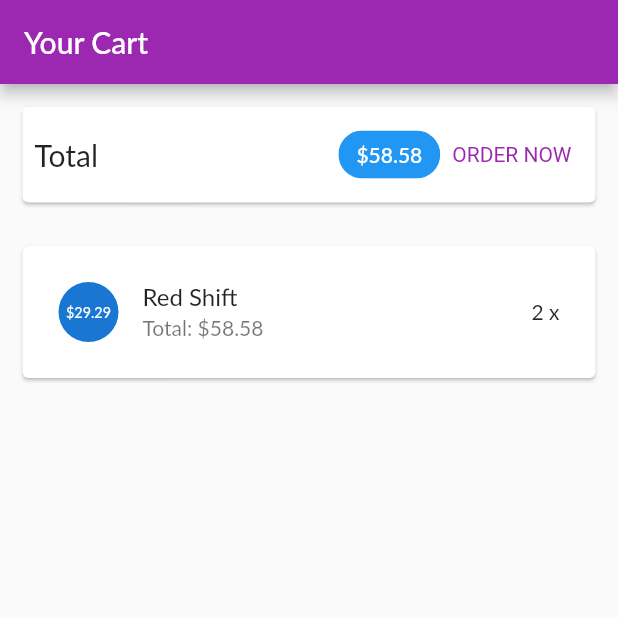
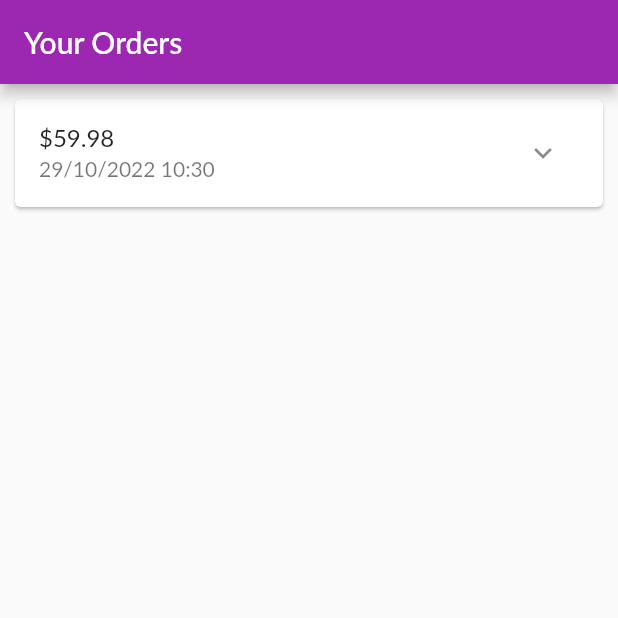
Before and after one commit to thanhluan726/B1910543_CT484, a Flutter app: the screen it shows after launch, on a phone screen of 412 x 824 dp, the top half of it. Run offline on Flutter 3.47's test engine with Material 2 defaults, Android fonts, the phone set to English and light mode, and no system bars; Roboto replaces fonts that are missing (Lato).

Commit message:
xay dung trang cac dat hang

```diff
--- a/myshop/lib/main.dart
+++ b/myshop/lib/main.dart
@@ -4,7 +4,7 @@ import 'ui/products/user_products_screen.dart';
 import 'ui/products/product_detail_screen.dart';
 import 'ui/products/product_overview_screen.dart';
 import 'ui/cart/cart_screen.dart';
-
+import 'ui/orders/orders_screen.dart';
 void main() {
   runApp(const MyApp());
 }
@@ -26,7 +26,7 @@ class MyApp extends StatelessWidget {
         ),
       ),
       home: const SafeArea(
-        child: CartScreen(),
+        child: OrdersScreen(),
       ),
     );
   }
--- /dev/null
+++ b/myshop/lib/models/order_item.dart
@@ -0,0 +1,33 @@
+import 'cart_item.dart';
+
+class OrderItem {
+  final String? id;
+  final double amount;
+  final List<CartItem> products;
+  final DateTime dateTime;
+
+  int get productCount {
+    return products.length;
+  }
+
+  OrderItem({
+    this.id,
+    required this.amount,
+    required this.products,
+    DateTime? dateTime,
+  }) : dateTime = dateTime ?? DateTime.now();
+
+  OrderItem copyWith({
+    String? id,
+    double? amount,
+    List<CartItem>? products,
+    DateTime? dateTime,
+  }) {
+    return OrderItem(
+      id: id ?? this.id,
+      amount: amount ?? this.amount,
+      products: products ?? this.products,
+      dateTime: dateTime ?? this.dateTime,
+    );
+  }
+}
--- /dev/null
+++ b/myshop/lib/ui/orders/order_item_card.dart
@@ -0,0 +1,79 @@
+import 'dart:math';
+
+import 'package:flutter/material.dart';
+import 'package:intl/intl.dart';
+import '../../models/order_item.dart';
+
+class OrderItemCard extends StatefulWidget {
+  final OrderItem order;
+
+  const OrderItemCard(this.order, {super.key});
+
+  @override
+  State<OrderItemCard> createState() => _OrderItemCardState();
+}
+class _OrderItemCardState extends State<OrderItemCard> {
+  var _expanded = false;
+
+  @override
+  Widget build(BuildContext context) {
+    return Card(
+      margin: const EdgeInsets.all(10),
+      child: Column(
+        children: <Widget>[
+          buildOrderSummary(),
+          if (_expanded) buildOrderDetails()
+        ],
+      ),
+    );
+  }
+
+  Widget buildOrderDetails() {
+    return Container(
+      padding: const EdgeInsets.symmetric(horizontal: 15, vertical: 4),
+      height: min(widget.order.productCount * 20.0 + 10, 100),
+      child: ListView(
+        children: widget.order.products
+        .map(
+          (prod) => Row(
+            mainAxisAlignment: MainAxisAlignment.spaceBetween,
+            children: <Widget>[
+              Text(
+                prod.title,
+                style: const TextStyle(
+                  fontSize: 18,
+                  fontWeight: FontWeight.bold,
+                ),
+              ),
+              Text(
+                '${prod.quantity}x \$${prod.price}',
+                style: const TextStyle(
+                  fontSize: 18,
+                  color: Colors.grey,
+                ),
+              )
+            ],
+          ),
+        )
+        .toList(),
+      ),
+    );
+  }
+
+  Widget buildOrderSummary() {
+    return ListTile(
+      title: Text('\$${widget.order.amount}'),
+      subtitle: Text(
+        DateFormat('dd/MM/yyyy hh:mm').format(widget.order.dateTime),
+      ),
+      trailing: IconButton(
+        icon: Icon(_expanded ? Icons.expand_less : Icons.expand_more),
+        onPressed: () {
+          setState(() {
+            _expanded = !_expanded;
+          });
+        },
+      ),
+    );
+  }
+}
--- /dev/null
+++ b/myshop/lib/ui/orders/orders_manager.dart
@@ -0,0 +1,29 @@
+import 'package:flutter/material.dart';
+
+import '../../models/cart_item.dart';
+import '../../models/order_item.dart';
+
+class OrdersManager with ChangeNotifier {
+      final List<OrderItem> _orders = [
+        OrderItem(
+          id: 'o1',
+          amount: 59.98,
+          products: [
+            CartItem(
+              id: 'c1',
+              title: 'Red Shift',
+              price: 29.99,
+              quantity: 2,
+            )
+          ],
+          dateTime: DateTime.now(),
+        )
+      ];
+          int get orderCount {
+            return _orders.length;
+          }
+
+          List<OrderItem> get orders {
+            return [..._orders];
+          }
+          }
--- /dev/null
+++ b/myshop/lib/ui/orders/orders_screen.dart
@@ -0,0 +1,23 @@
+import 'package:flutter/material.dart';
+
+import 'orders_manager.dart';
+import 'order_item_card.dart';
+
+class OrdersScreen extends StatelessWidget {
+  const OrdersScreen({super.key});
+
+  @override
+  Widget build(BuildContext context) {
+    print('building orders');
+    final ordersManager = OrdersManager();
+    return Scaffold(
+      appBar: AppBar(
+        title: const Text('Your Orders'),
+      ),
+      body: ListView.builder(
+            itemCount: ordersManager.orderCount,
+            itemBuilder: (ctx, i) => OrderItemCard(ordersManager.orders[i]),
+          ),
+      );
+  }
+}
```
Also changed, not shown: myshop/pubspec.yaml (+12 -13 lines), myshop/pubspec.lock.
